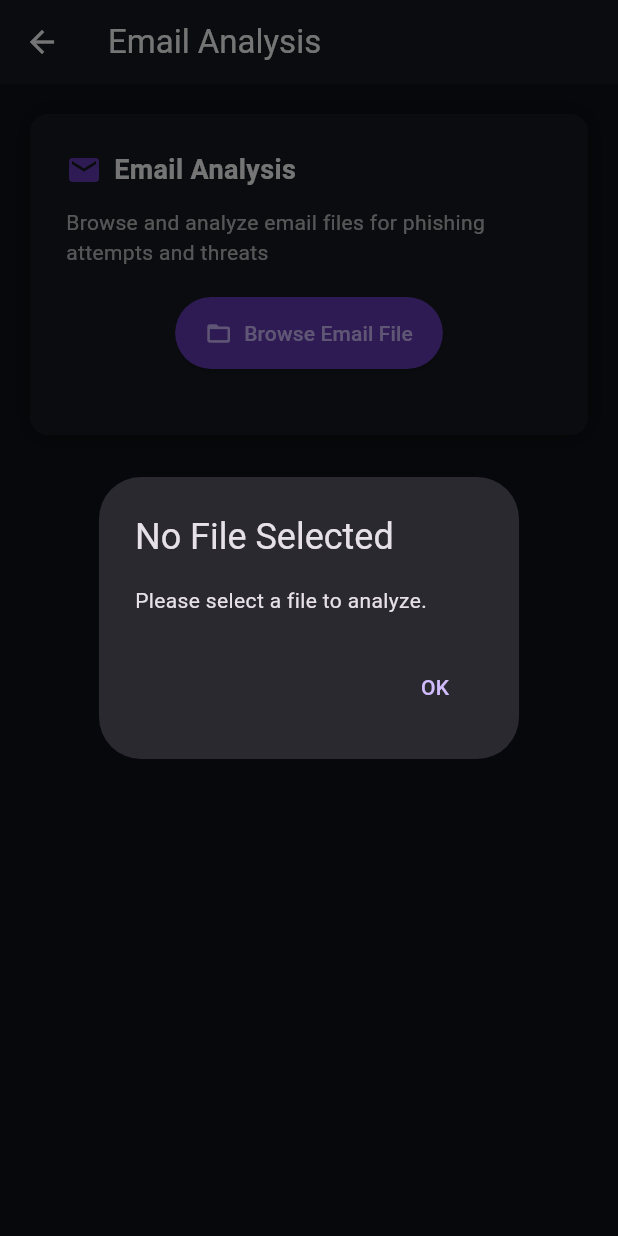
After one commit to samamccv/Final-Project-Darkops, a Flutter app: the EmailAnalyzerPage screen opened directly, after a tap on "Browse Email File", on a phone screen of 412 x 824 dp. The commit adds this screen. Run offline on Flutter 3.47's test engine with Material 3 defaults, Android fonts, the phone set to English and light mode, and no system bars; our stand-ins replace dio, equatable, file_picker, flutter_bloc, formz, google_fonts; missing offline and left inert: qr_code_scanner.

Commit message:
Add new analyzer components and update app configurations

```diff
--- /dev/null
+++ b/lib/dashboard/email_analyzer.dart
@@ -0,0 +1,158 @@
+import 'dart:io';
+import 'package:file_picker/file_picker.dart';
+import 'package:flutter/material.dart';
+
+class EmailAnalyzerPage extends StatefulWidget {
+  const EmailAnalyzerPage({super.key});
+
+  @override
+  State<EmailAnalyzerPage> createState() => _EmailAnalyzerPageState();
+}
+
+class _EmailAnalyzerPageState extends State<EmailAnalyzerPage> {
+  String? _fileContent;
+  String? _fileName;
+
+  Future<void> _pickEmailFile() async {
+    final result = await FilePicker.platform.pickFiles(
+      type: FileType.custom,
+      allowedExtensions: ['txt', 'eml', 'html'],
+    );
+
+    if (result != null && result.files.single.path != null) {
+      final file = File(result.files.single.path!);
+      final content = await file.readAsString();
+
+      setState(() {
+        _fileContent = content;
+        _fileName = result.files.single.name;
+      });
+
+      _analyzeEmail(content);
+    } else {
+      // Show a dialog if no file is selected
+      showDialog(
+        context: context,
+        builder:
+            (context) => AlertDialog(
+              title: const Text('No File Selected'),
+              content: const Text('Please select a file to analyze.'),
+              actions: [
+                TextButton(
+                  onPressed: () => Navigator.pop(context),
+                  child: const Text('OK'),
+                ),
+              ],
+            ),
+      );
+    }
+  }
+
+  void _analyzeEmail(String content) {
+    if (content.trim().isEmpty) {
+      ScaffoldMessenger.of(
+        context,
+      ).showSnackBar(const SnackBar(content: Text('Email content is empty')));
+      return;
+    }
+
+    // TODO: Call your AI model or backend with `content`
+    ScaffoldMessenger.of(
+      context,
+    ).showSnackBar(SnackBar(content: Text('Analyzing: "$_fileName"...')));
+  }
+
+  @override
+  Widget build(BuildContext context) {
+    return Scaffold(
+      backgroundColor: const Color(0xFF0D1117),
+      appBar: AppBar(
+        title: const Text('Email Analysis'),
+        backgroundColor: const Color(0xFF161B22),
+        foregroundColor: Colors.white,
+        elevation: 0,
+      ),
+      body: SingleChildScrollView(
+        child: Padding(
+          padding: const EdgeInsets.all(20),
+          child: Column(
+            crossAxisAlignment: CrossAxisAlignment.start,
+            children: [
+              Container(
+                padding: const EdgeInsets.all(24),
+                decoration: BoxDecoration(
+                  color: const Color(0xFF161B22),
+                  borderRadius: BorderRadius.circular(12),
+                  boxShadow: [
+                    BoxShadow(
+                      color: Colors.black.withOpacity(0.3),
+                      blurRadius: 12,
+                    ),
+                  ],
+                ),
+                child: Column(
+                  mainAxisSize: MainAxisSize.min,
+                  children: [
+                    const Row(
+                      children: [
+                        Icon(Icons.email, color: Colors.deepPurple),
+                        SizedBox(width: 8),
+                        Text(
+                          'Email Analysis',
+                          style: TextStyle(
+                            color: Colors.white,
+                            fontSize: 18,
+                            fontWeight: FontWeight.bold,
+                          ),
+                        ),
+                      ],
+                    ),
+                    const SizedBox(height: 12),
+                    const Align(
+                      alignment: Alignment.centerLeft,
+                      child: Text(
+                        'Browse and analyze email files for phishing attempts and threats',
+                        style: TextStyle(color: Colors.white70),
+                      ),
+                    ),
+                    const SizedBox(height: 20),
+                    ElevatedButton.icon(
+                      onPressed:
+                          _pickEmailFile, // This method uses FilePicker to browse files
+                      icon: const Icon(Icons.folder_open),
+                      label: const Text('Browse Email File'),
+                      style: ElevatedButton.styleFrom(
+                        backgroundColor: Colors.deepPurple,
+                        padding: const EdgeInsets.symmetric(
+                          vertical: 14,
+                          horizontal: 20,
+                        ),
+                      ),
+                    ),
+                    const SizedBox(height: 20),
+                    if (_fileContent != null)
+                      Container(
+                        width: double.infinity,
+                        padding: const EdgeInsets.all(12),
+                        decoration: BoxDecoration(
+                          color: const Color(0xFF0D1117),
+                          border: Border.all(color: Colors.deepPurple),
+                          borderRadius: BorderRadius.circular(8),
+                        ),
+                        child: Text(
+                          _fileContent!,
+                          maxLines: 10,
+                          overflow: TextOverflow.ellipsis,
+                          style: const TextStyle(color: Colors.white),
+                        ),
+                      ),
+                  ],
+                ),
+              ),
+            ],
+          ),
+        ),
+      ),
+    );
+  }
+}
--- a/lib/screens/resetpass_page.dart
+++ b/lib/screens/resetpass_page.dart
@@ -24,7 +24,7 @@ class _ResetPasswordPageState extends State<ResetPasswordPage> {
   Widget build(BuildContext context) {
     return Scaffold(
       appBar: _buildAppBar(context),
-      backgroundColor: const Color.fromARGB(255, 16, 17, 26),
+      backgroundColor: const Color.fromARGB(255, 6, 8, 27), // Updated background color
       body: Padding(
         padding: const EdgeInsets.all(16.0),
         child: Form(
@@ -79,7 +79,7 @@ class _ResetPasswordPageState extends State<ResetPasswordPage> {
           ),
         ),
       ),
-      backgroundColor: const Color.fromARGB(255, 16, 17, 26),
+      backgroundColor: const Color.fromARGB( 255, 6, 8, 27,), // Updated AppBar color
       leading: IconButton(
         icon: const Icon(Icons.arrow_back, color: Colors.white, size: 20),
         onPressed: () => Navigator.pop(context),
--- a/lib/screens/signup_page.dart
+++ b/lib/screens/signup_page.dart
@@ -93,7 +93,7 @@ class _SignupPageState extends State<SignupPage> {
       },
       child: Scaffold(
         appBar: _buildAppBar(context),
-        backgroundColor: const Color.fromARGB(255, 16, 17, 26),
+        backgroundColor: const Color.fromARGB(255, 6, 8, 27),
         body: Padding(
           padding: const EdgeInsets.all(16.0),
           child: Form(
@@ -141,10 +141,11 @@ class _SignupPageState extends State<SignupPage> {
             fontSize: 16,
             color: const Color.fromRGBO(219, 211, 211, 1),
             fontWeight: FontWeight.bold,
+
           ),
         ),
       ),
-      backgroundColor: const Color.fromARGB(255, 16, 17, 26),
+      backgroundColor: const Color.fromARGB(255, 6, 8, 27),
       leading: IconButton(
         icon: const Icon(Icons.arrow_back, color: Colors.white, size: 20),
         onPressed: () {
--- a/lib/screens/verfication_page.dart
+++ b/lib/screens/verfication_page.dart
@@ -79,7 +79,7 @@ class _VerificationCodePageState extends State<VerificationCodePage> {
       },
       child: Scaffold(
         appBar: _buildAppBar(),
-        backgroundColor: const Color.fromARGB(255, 16, 17, 26),
+        backgroundColor: const Color.fromARGB(255, 6, 8, 27),
         body: Padding(
           padding: const EdgeInsets.all(20.0),
           child: Form(
@@ -193,7 +193,7 @@ class _VerificationCodePageState extends State<VerificationCodePage> {
             backgroundColor:
                 isDisabled
                     ? const Color(0xFF6A5B8E).withOpacity(0.5)
-                    : const Color(0xFF6A5B8E),
+                    : const Color.fromARGB(255, 128, 123, 218),
             padding: const EdgeInsets.symmetric(
               vertical: 12.0,
               horizontal: 100.0,
--- a/pubspec.yaml
+++ b/pubspec.yaml
@@ -43,6 +43,7 @@ dependencies:
   shared_preferences: ^2.5.3
   qr_code_scanner: ^1.0.1
   permission_handler: ^11.3.1
+  file_picker: ^5.2.2
 
 dev_dependencies:
   flutter_test:
```
Also changed, not shown: lib/dashboard/apk_analyzer.dart (added, +118 -0 lines), lib/dashboard/homepage.dart (+68 -13 lines), lib/dashboard/sms_analyzer.dart (added, +129 -0 lines), lib/dashboard/url_scanner.dart (added, +129 -0 lines), lib/screens/forgetpass_page.dart (+12 -2 lines), lib/screens/login_page.dart (+15 -5 lines), pubspec.lock, 3 other files.
